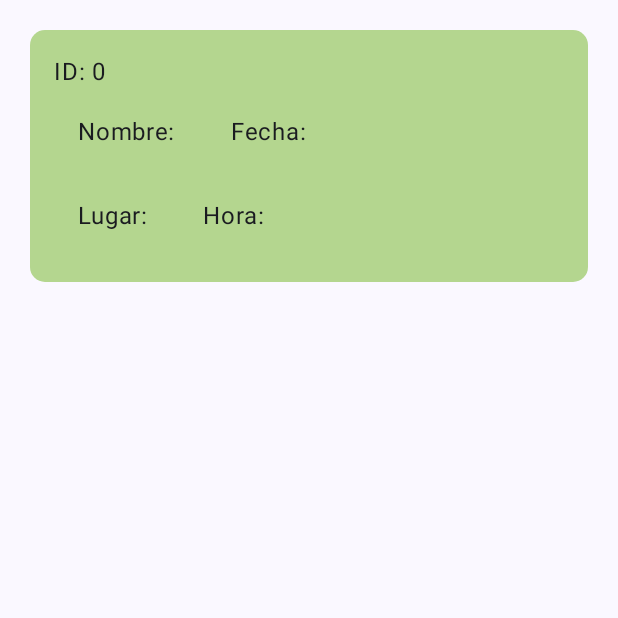
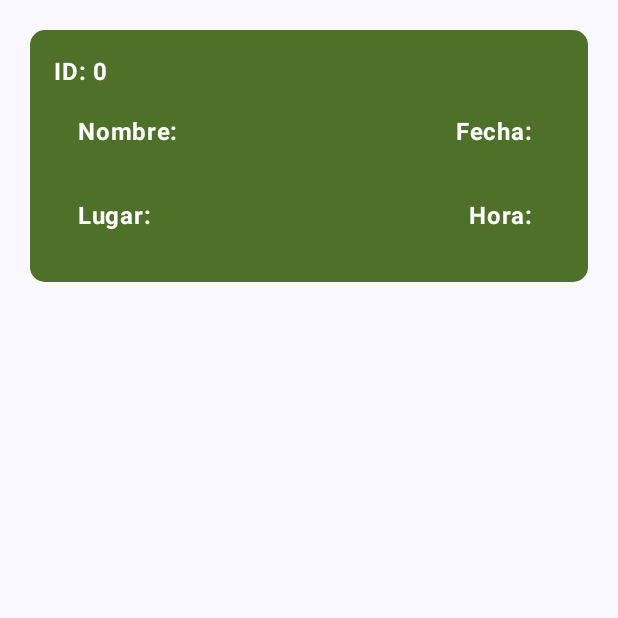
Before and after one commit to 4xlRose/Koalandroid, an Android app built with Jetpack Compose: the composable FormInfo shown on its own in the app's theme, on a phone screen of 412 x 824 dp, the top half of it. Run offline under Robolectric (Android 15) with nearby library versions, the phone set to English and light mode, and no system bars; our stand-ins replace Room's generated code; 2 statements that could not run were skipped.

Commit message:
Cambiamos los colores y cosas varias

```diff
--- a/app/src/main/java/com/example/koadex/Views/Koadex.kt
+++ b/app/src/main/java/com/example/koadex/Views/Koadex.kt
@@ -68,7 +68,11 @@ import com.example.koadex.ui.theme.Green700
 @Preview(showBackground = true, showSystemUi = true)
 @Composable
 fun KoadexPreview() {
-    Koadex(navController = rememberNavController(), modifier = Modifier, viewModel = viewModel(factory = AppViewModelProvider.Factory))
+    Koadex(
+        navController = rememberNavController(),
+        modifier = Modifier,
+        viewModel = viewModel(factory = AppViewModelProvider.Factory)
+    )
 }
 
 @Composable
@@ -239,7 +243,7 @@ private fun FormInfo(
             .padding(20.dp),
         shape = RoundedCornerShape(10.dp),
         colors = CardDefaults.cardColors(
-            containerColor = Green100
+            containerColor = colorResource(R.color.verde_1)
         )
     ) {
         Column(
@@ -247,41 +251,55 @@ private fun FormInfo(
                 .padding(16.dp)
         ) {
             Text(
-                text = "ID: " + form.id.toString()
+                text = "ID: " + form.id.toString(),
+                fontWeight = FontWeight.Bold,
+                color = Color.White,
+
             )
             Row(
-                modifier = Modifier,
-                horizontalArrangement = Arrangement.SpaceEvenly
+                modifier = Modifier
+                    .fillMaxWidth(),
+                horizontalArrangement = Arrangement.SpaceBetween
             ) {
 
                 Column(modifier = Modifier.padding(16.dp)) {
                     Text(
-                        text = "Nombre: " + form.name
+                        text = "Nombre: " + form.name,
+                        color = Color.White,
+                        fontWeight = FontWeight.Bold
                     )
                 }
 
                 Column(modifier = Modifier.padding(16.dp)) {
                     Text(
-                        text = "Fecha: " + form.date
+                        text = "Fecha: " + form.date,
+                        color = Color.White,
+                        fontWeight = FontWeight.Bold
                     )
                 }
 
             }
 
             Row(
-                modifier = Modifier,
-                horizontalArrangement = Arrangement.SpaceEvenly
+                modifier = Modifier
+                    .fillMaxWidth()
+                ,
+                horizontalArrangement = Arrangement.SpaceBetween
             ) {
 
                 Column(modifier = Modifier.padding(16.dp)) {
                     Text(
-                        text = "Lugar: " + form.place
+                        text = "Lugar: " + form.place,
+                        color = Color.White,
+                        fontWeight = FontWeight.Bold
                     )
                 }
 
                 Column(modifier = Modifier.padding(16.dp)) {
                     Text(
-                        text = "Hora: " + form.hour
+                        text = "Hora: " + form.hour,
+                        color = Color.White,
+                        fontWeight = FontWeight.Bold
                     )
                 }
 
```
